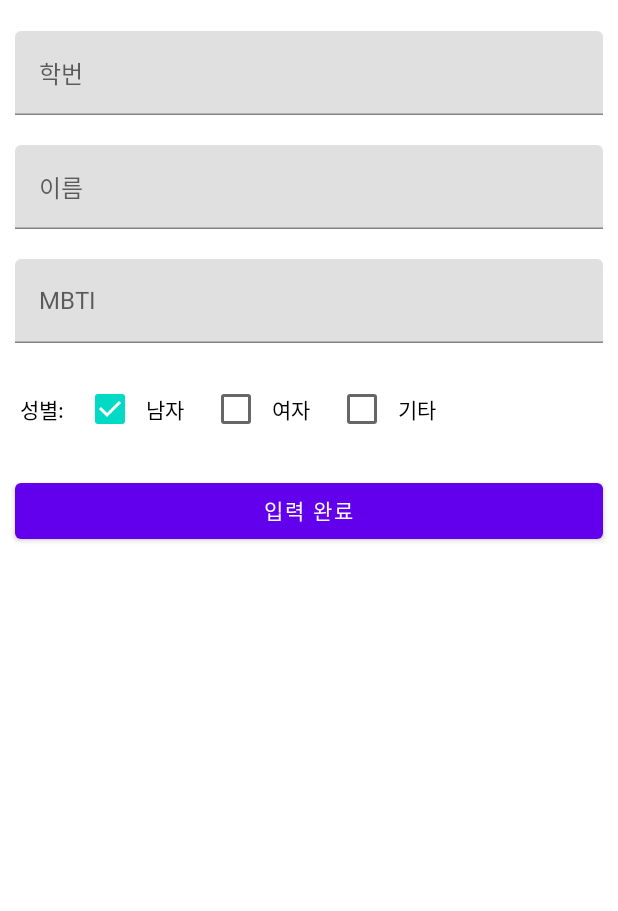
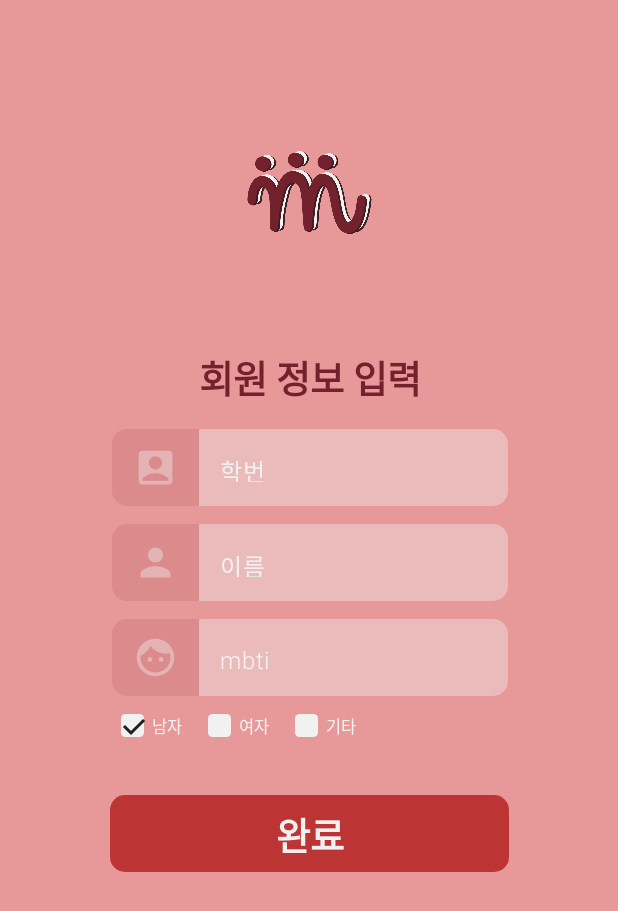
Before and after one commit to kw-friends/kw-friends-android, an Android app built with Jetpack Compose: the composable AuthScreen shown on its own in the app's theme, on a phone screen of 412 x 824 dp. Shown: the top 911 px of the screen. Run offline under Robolectric (Android 15) with nearby library versions, the phone set to English and light mode, and no system bars; our stand-ins replace Firebase (no records; nobody signed in at launch, a user with empty details on screens opened directly).

Commit message:
유저 정보 입력 화면 디자인 추가

```diff
--- a/app/src/main/java/hello/kwfriends/ui/screens/auth/AuthScreen.kt
+++ b/app/src/main/java/hello/kwfriends/ui/screens/auth/AuthScreen.kt
@@ -22,13 +22,15 @@ import androidx.compose.foundation.layout.size
 import androidx.compose.foundation.layout.width
 import androidx.compose.foundation.text.KeyboardOptions
 import androidx.compose.material.Button
-import androidx.compose.material.Checkbox
 import androidx.compose.material.CircularProgressIndicator
 import androidx.compose.material.Text
 import androidx.compose.material.TextField
 import androidx.compose.material.icons.Icons
+import androidx.compose.material.icons.filled.AccountBox
 import androidx.compose.material.icons.filled.Email
+import androidx.compose.material.icons.filled.Face
 import androidx.compose.material.icons.filled.Lock
+import androidx.compose.material.icons.filled.Person
 import androidx.compose.runtime.Composable
 import androidx.compose.runtime.remember
 import androidx.compose.ui.Alignment
@@ -338,52 +340,80 @@ fun AuthScreen(modifier: Modifier = Modifier, viewModel: AuthViewModel) {
         }
 
         is AuthUiState.InputUserInfo -> {
+            Box(
+                modifier = Modifier
+                    .fillMaxSize()
+                    .background(color = Color(0xFFE79898))
+            )
             Column(
-                modifier = modifier.padding(10.dp),
+                modifier = Modifier.fillMaxSize(),
                 horizontalAlignment = Alignment.CenterHorizontally
             ) {
-                Spacer(modifier = Modifier.padding(5.dp))
-                TextField(
-                    modifier = Modifier.fillMaxWidth(),
+                Column(
+                    modifier = Modifier
+                        .requiredWidth(266.dp)
+                        .fillMaxHeight(),
+                    horizontalAlignment = Alignment.CenterHorizontally,
+                    verticalArrangement = Arrangement.Top
+                ) {
+                    Spacer(modifier = Modifier.height(77.dp))
+                    Image(
+                        painter = painterResource(id = R.drawable.logo),
+                        contentDescription = "앱 로고",
+                        modifier = Modifier.size(102.dp)
+                    )
+                    Spacer(modifier = Modifier.height(54.dp))
+                    TextStyle1("회원 정보 입력")
+                    Spacer(modifier = Modifier.height(16.dp))
+                    TextfieldStyle1(
+                        text = "학번",
+                        icon = Icons.Default.AccountBox,
                         value = viewModel.inputStdNum,
-                    onValueChange = { viewModel.setInputStdNumText(it) },
-                    singleLine = true,
-                    placeholder = { Text("학번") }
+                        onValueChange = { viewModel.setInputStdNumText(it) }
                     )
-                Spacer(modifier = Modifier.padding(10.dp))
-                TextField(
-                    modifier = Modifier.fillMaxWidth(),
+                    Spacer(modifier = Modifier.height(12.dp))
+                    TextfieldStyle1(
+                        text = "이름",
+                        icon = Icons.Default.Person,
                         value = viewModel.inputName,
-                    onValueChange = { viewModel.setInputNameText(it) },
-                    singleLine = true,
-                    placeholder = { Text("이름") }
+                        onValueChange = { viewModel.setInputNameText(it) }
                     )
-                Spacer(modifier = Modifier.padding(10.dp))
-                TextField(
-                    modifier = Modifier.fillMaxWidth(),
+                    Spacer(modifier = Modifier.height(12.dp))
+                    TextfieldStyle1(
+                        text = "mbti",
+                        icon = Icons.Default.Face,
                         value = viewModel.inputMbti,
-                    onValueChange = { viewModel.setInputMbtiText(it) },
-                    singleLine = true,
-                    placeholder = { Text("MBTI") }
+                        onValueChange = { viewModel.setInputMbtiText(it) }
                     )
-                Spacer(modifier = Modifier.padding(10.dp))
-                Row(verticalAlignment = Alignment.CenterVertically, modifier = Modifier.fillMaxWidth()) {
-                    Text(text = " 성별:")
-                    Spacer(modifier = Modifier.padding(3.dp))
-                    Checkbox(checked = viewModel.inputGender == "male", onCheckedChange = { viewModel.inputGender = "male" })
-                    Text(text = "남자", modifier = Modifier.clickable { viewModel.inputGender = "male" })
-                    Spacer(modifier = Modifier.padding(5.dp))
-                    Checkbox(checked = viewModel.inputGender == "female", onCheckedChange = { viewModel.inputGender = "female" })
-                    Text(text = "여자", modifier = Modifier.clickable { viewModel.inputGender = "female" })
-                    Spacer(modifier = Modifier.padding(5.dp))
-                    Checkbox(checked = viewModel.inputGender == "etc", onCheckedChange = { viewModel.inputGender = "etc" })
-                    Text(text = "기타", modifier = Modifier.clickable { viewModel.inputGender = "etc" })
+                    Spacer(modifier = Modifier.height(12.dp))
+                    Row(modifier = Modifier.fillMaxWidth()) {
+                        Spacer(modifier = Modifier.width(7.dp))
+                        CheckboxStyle1(
+                            text = "남자",
+                            checked = viewModel.inputGender == "male",
+                            onCheckedChange = { viewModel.inputGender = "male" },
+                            onTextClicked = { viewModel.inputGender = "male" }
+                        )
+                        Spacer(modifier = Modifier.width(17.dp))
+                        CheckboxStyle1(
+                            text = "여자",
+                            checked = viewModel.inputGender == "female",
+                            onCheckedChange = { viewModel.inputGender = "female" },
+                            onTextClicked = { viewModel.inputGender = "female" }
+                        )
+                        Spacer(modifier = Modifier.width(17.dp))
+                        CheckboxStyle1(
+                            text = "기타",
+                            viewModel.inputGender == "etc",
+                            onCheckedChange = { viewModel.inputGender = "etc" },
+                            onTextClicked = { viewModel.inputGender = "etc" }
+                        )
                     }
-                Spacer(modifier = Modifier.padding(10.dp))
-                Button(
-                    modifier = Modifier.fillMaxWidth(),
-                    onClick = { viewModel.trySaveUserInfo() }) {
-                    Text(text = "입력 완료")
+                    Spacer(modifier = Modifier.height(38.dp))
+                    ButtonStyle1(
+                        text = "완료",
+                        onClick = { viewModel.trySaveUserInfo() }
+                    )
                 }
             }
         }
```
Lines whose indentation alone changed are shown as unchanged.
